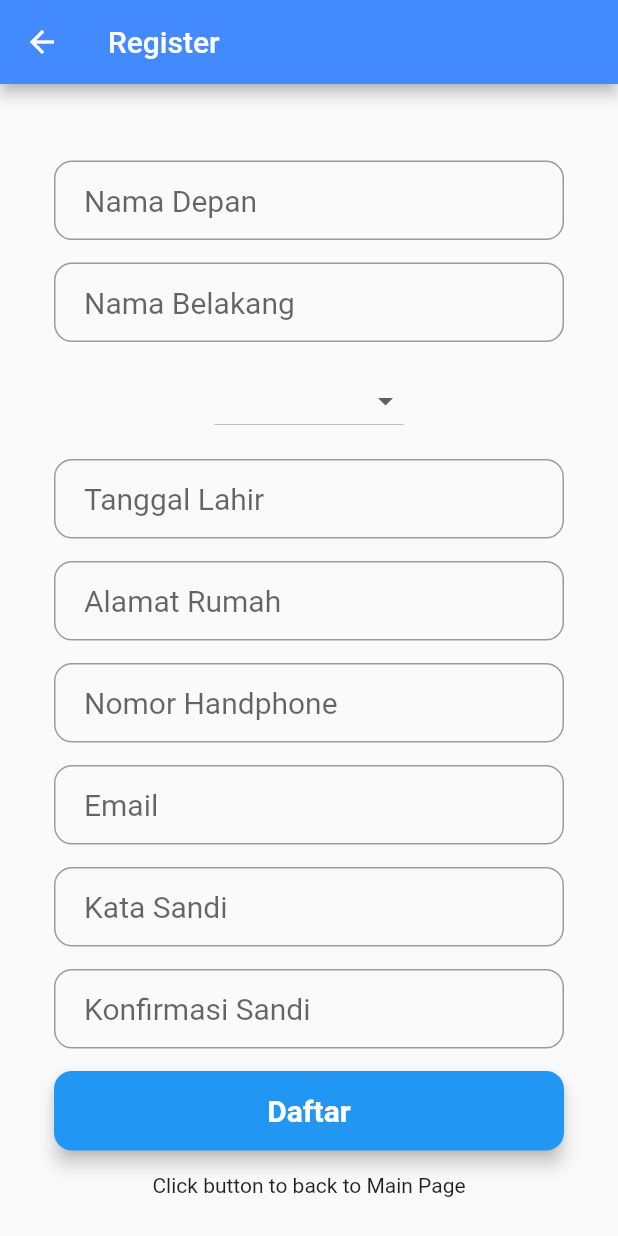
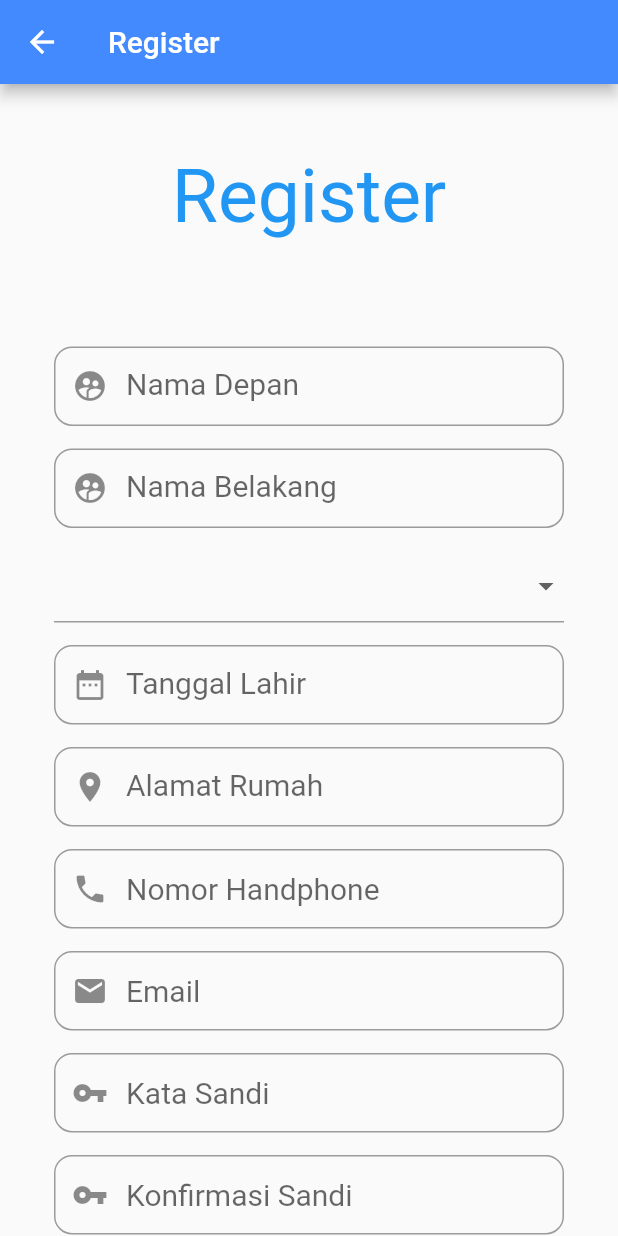
Before and after one commit to bellagithub-cell/ZiCheck, a Flutter app: the Register screen opened directly, on a phone screen of 412 x 824 dp. Run offline on Flutter 3.47's test engine with Material 2 defaults, Android fonts, the phone set to English and light mode, and no system bars; our stand-ins replace shared_preferences; accounts and stored records are empty; Roboto replaces fonts that are missing (Monserrat, Montserrat).

Commit message:
Revisi UI

```diff
--- a/lib/home.dart
+++ b/lib/home.dart
@@ -2,6 +2,7 @@ import 'package:flutter/material.dart';
 import 'history.dart';
 import 'editprofile.dart';
 import 'showalert.dart';
+import 'sidemenu.dart';
 
 class Home extends StatelessWidget {
   @override
@@ -15,6 +16,7 @@ class Home extends StatelessWidget {
         mediaQueryData.size.height - paddingBottom - paddingTop - appBarHeight;
 
     return Scaffold(
+      drawer: NavDrawer(),
       appBar: AppBar(
         title: Text("Menu on Top"),
         actions: <Widget>[
--- a/lib/main.dart
+++ b/lib/main.dart
@@ -1,10 +1,8 @@
-
 import 'dart:math';
-
 import 'package:flutter/gestures.dart';
 import 'package:flutter/material.dart';
 import 'package:zicheckk/login.dart';
-
+import 'register.dart';
 
 void main() {
   runApp(MyApp());
@@ -25,8 +23,6 @@ class MyApp extends StatelessWidget {
   }
 }
 
-
-
 class MyHomePage extends StatefulWidget {
   MyHomePage({Key key, this.title}) : super(key: key);
 
@@ -37,14 +33,24 @@ class MyHomePage extends StatefulWidget {
 }
 
 class _MyHomePageState extends State<MyHomePage> {
-
-
-
   // int _counter = 0;
   TextStyle style = TextStyle(fontFamily: 'Montserrat', fontSize: 20.0);
 
   @override
   Widget build(BuildContext context) {
+    var mediaQueryData = MediaQuery.of(context);
+    final double heightScreen = mediaQueryData.size.height / 5;
+
+    final logo = Padding(
+        padding: EdgeInsets.fromLTRB(0, heightScreen, 0, heightScreen),
+        child: RichText(
+            text: TextSpan(
+                text: "ZiCheck",
+                style: TextStyle(
+                  fontFamily: 'Monserrat',
+                  fontSize: 50,
+                  color: Colors.blue,
+                ))));
 
     final linkLogin = RichText(
       text: TextSpan(
@@ -85,16 +91,14 @@ class _MyHomePageState extends State<MyHomePage> {
         title: Text(widget.title),
       ),
       body: Center(
-
         child: Container(
-
           child: Padding(
               padding: const EdgeInsets.all(36.0),
               child: Column(
                 crossAxisAlignment: CrossAxisAlignment.center,
                 mainAxisAlignment: MainAxisAlignment.center,
                 children: <Widget>[
-
+                  logo,
                   linkLogin,
                   linkRegister,
                 ],
@@ -105,172 +109,168 @@ class _MyHomePageState extends State<MyHomePage> {
   }
 }
 
+// class Register extends StatelessWidget {
+//   @override
+//   Widget build(BuildContext context) {
+//     String _valJenisKelamin; // untuk simpen value gender
+//     List _gender = ["Laki-laki", "Perempuan"];
+//     final namaDepan = TextField(
+//       obscureText: false,
+//       style: TextStyle(fontFamily: 'Montserrat', fontSize: 20.0),
+//       decoration: InputDecoration(
+//           contentPadding: EdgeInsets.fromLTRB(20.0, 15.0, 20.0, 15.0),
+//           hintText: "Nama Depan",
+//           border:
+//               OutlineInputBorder(borderRadius: BorderRadius.circular(12.0))),
+//     );
 
+//     final namaBelakang = TextField(
+//       obscureText: false,
+//       style: TextStyle(fontFamily: 'Montserrat', fontSize: 20.0),
+//       decoration: InputDecoration(
+//           contentPadding: EdgeInsets.fromLTRB(20.0, 15.0, 20.0, 15.0),
+//           hintText: "Nama Belakang",
+//           border:
+//               OutlineInputBorder(borderRadius: BorderRadius.circular(12.0))),
+//     );
 
-class Register extends StatelessWidget {
-  @override
-  Widget build(BuildContext context) {
-    String _valJenisKelamin; // untuk simpen value gender
-    List _gender = ["Laki-laki", "Perempuan"];
-    final namaDepan = TextField(
-      obscureText: false,
-      style: TextStyle(fontFamily: 'Montserrat', fontSize: 20.0),
-      decoration: InputDecoration(
-          contentPadding: EdgeInsets.fromLTRB(20.0, 15.0, 20.0, 15.0),
-          hintText: "Nama Depan",
-          border:
-              OutlineInputBorder(borderRadius: BorderRadius.circular(12.0))),
-    );
+//     final jenisKelamin = DropdownButton(
+//       style: TextStyle(
+//           fontFamily: 'Montserrat', fontSize: 20.0, color: Colors.black),
+//       value: _valJenisKelamin,
+//       items: _gender.map((value) {
+//         return DropdownMenuItem(
+//           child: Text(value),
+//           value: value,
+//         );
+//       }).toList(),
+//       onChanged: (value) {
+//         // setState(() {
+//         _valJenisKelamin = value;
+//         // });
+//       },
+//     );
 
-    final namaBelakang = TextField(
-      obscureText: false,
-      style: TextStyle(fontFamily: 'Montserrat', fontSize: 20.0),
-      decoration: InputDecoration(
-          contentPadding: EdgeInsets.fromLTRB(20.0, 15.0, 20.0, 15.0),
-          hintText: "Nama Belakang",
-          border:
-              OutlineInputBorder(borderRadius: BorderRadius.circular(12.0))),
-    );
+//     final tanggalLahir = TextField(
+//       obscureText: false,
+//       style: TextStyle(fontFamily: 'Montserrat', fontSize: 20.0),
+//       decoration: InputDecoration(
+//           contentPadding: EdgeInsets.fromLTRB(20.0, 15.0, 20.0, 15.0),
+//           hintText: "Tanggal Lahir",
+//           border:
+//               OutlineInputBorder(borderRadius: BorderRadius.circular(12.0))),
+//     );
 
-    final jenisKelamin = DropdownButton(
-      style: TextStyle(
-          fontFamily: 'Montserrat', fontSize: 20.0, color: Colors.black),
-      value: _valJenisKelamin,
-      items: _gender.map((value) {
-        return DropdownMenuItem(
-          child: Text(value),
-          value: value,
-        );
-      }).toList(),
-      onChanged: (value) {
-        // setState(() {
-        _valJenisKelamin = value;
-        // });
-      },
-    );
+//     final alamatRumah = TextField(
+//       obscureText: false,
+//       style: TextStyle(fontFamily: 'Montserrat', fontSize: 20.0),
+//       decoration: InputDecoration(
+//           contentPadding: EdgeInsets.fromLTRB(20.0, 15.0, 20.0, 15.0),
+//           hintText: "Alamat Rumah",
+//           border:
+//               OutlineInputBorder(borderRadius: BorderRadius.circular(12.0))),
+//     );
 
-    final tanggalLahir = TextField(
-      obscureText: false,
-      style: TextStyle(fontFamily: 'Montserrat', fontSize: 20.0),
-      decoration: InputDecoration(
-          contentPadding: EdgeInsets.fromLTRB(20.0, 15.0, 20.0, 15.0),
-          hintText: "Tanggal Lahir",
-          border:
-              OutlineInputBorder(borderRadius: BorderRadius.circular(12.0))),
-    );
+//     final nomorHandphone = TextField(
+//       obscureText: false,
+//       style: TextStyle(fontFamily: 'Montserrat', fontSize: 20.0),
+//       decoration: InputDecoration(
+//           contentPadding: EdgeInsets.fromLTRB(20.0, 15.0, 20.0, 15.0),
+//           hintText: "Nomor Handphone",
+//           border:
+//               OutlineInputBorder(borderRadius: BorderRadius.circular(12.0))),
+//     );
 
-    final alamatRumah = TextField(
-      obscureText: false,
-      style: TextStyle(fontFamily: 'Montserrat', fontSize: 20.0),
-      decoration: InputDecoration(
-          contentPadding: EdgeInsets.fromLTRB(20.0, 15.0, 20.0, 15.0),
-          hintText: "Alamat Rumah",
-          border:
-              OutlineInputBorder(borderRadius: BorderRadius.circular(12.0))),
-    );
+//     final emailField = TextField(
+//       obscureText: false,
+//       style: TextStyle(fontFamily: 'Montserrat', fontSize: 20.0),
+//       decoration: InputDecoration(
+//           contentPadding: EdgeInsets.fromLTRB(20.0, 15.0, 20.0, 15.0),
+//           hintText: "Email",
+//           border:
+//               OutlineInputBorder(borderRadius: BorderRadius.circular(12.0))),
+//     );
 
-    final nomorHandphone = TextField(
-      obscureText: false,
-      style: TextStyle(fontFamily: 'Montserrat', fontSize: 20.0),
-      decoration: InputDecoration(
-          contentPadding: EdgeInsets.fromLTRB(20.0, 15.0, 20.0, 15.0),
-          hintText: "Nomor Handphone",
-          border:
-              OutlineInputBorder(borderRadius: BorderRadius.circular(12.0))),
-    );
+//     final passwordField = TextField(
+//       obscureText: true,
+//       style: TextStyle(fontFamily: 'Montserrat', fontSize: 20.0),
+//       decoration: InputDecoration(
+//           contentPadding: EdgeInsets.fromLTRB(20.0, 15.0, 20.0, 15.0),
+//           hintText: "Kata Sandi",
+//           border:
+//               OutlineInputBorder(borderRadius: BorderRadius.circular(12.0))),
+//     );
 
-    final emailField = TextField(
-      obscureText: false,
-      style: TextStyle(fontFamily: 'Montserrat', fontSize: 20.0),
-      decoration: InputDecoration(
-          contentPadding: EdgeInsets.fromLTRB(20.0, 15.0, 20.0, 15.0),
-          hintText: "Email",
-          border:
-              OutlineInputBorder(borderRadius: BorderRadius.circular(12.0))),
-    );
+//     final confirmpasswordField = TextField(
+//       obscureText: true,
+//       style: TextStyle(fontFamily: 'Montserrat', fontSize: 20.0),
+//       decoration: InputDecoration(
+//           contentPadding: EdgeInsets.fromLTRB(20.0, 15.0, 20.0, 15.0),
+//           hintText: "Konfirmasi Sandi",
+//           border:
+//               OutlineInputBorder(borderRadius: BorderRadius.circular(12.0))),
+//     );
 
-    final passwordField = TextField(
-      obscureText: true,
-      style: TextStyle(fontFamily: 'Montserrat', fontSize: 20.0),
-      decoration: InputDecoration(
-          contentPadding: EdgeInsets.fromLTRB(20.0, 15.0, 20.0, 15.0),
-          hintText: "Kata Sandi",
-          border:
-              OutlineInputBorder(borderRadius: BorderRadius.circular(12.0))),
-    );
+//     final registerButton = Material(
+//       elevation: 5.0,
+//       borderRadius: BorderRadius.circular(12.0),
+//       color: Colors.blue,
+//       child: MaterialButton(
+//         minWidth: MediaQuery.of(context).size.width,
+//         padding: EdgeInsets.fromLTRB(20.0, 15.0, 20.0, 15.0),
+//         onPressed: () {},
+//         child: Text("Daftar",
+//             textAlign: TextAlign.center,
+//             style: TextStyle(fontFamily: 'Montserrat', fontSize: 20.0)
+//                 .copyWith(color: Colors.white, fontWeight: FontWeight.bold)),
+//       ),
+//     );
 
-    final confirmpasswordField = TextField(
-      obscureText: true,
-      style: TextStyle(fontFamily: 'Montserrat', fontSize: 20.0),
-      decoration: InputDecoration(
-          contentPadding: EdgeInsets.fromLTRB(20.0, 15.0, 20.0, 15.0),
-          hintText: "Konfirmasi Sandi",
-          border:
-              OutlineInputBorder(borderRadius: BorderRadius.circular(12.0))),
-    );
-
-    final registerButton = Material(
-      elevation: 5.0,
-      borderRadius: BorderRadius.circular(12.0),
-      color: Colors.blue,
-      child: MaterialButton(
-        minWidth: MediaQuery.of(context).size.width,
-        padding: EdgeInsets.fromLTRB(20.0, 15.0, 20.0, 15.0),
-        onPressed: () {
-
-        },
-        child: Text("Daftar",
-            textAlign: TextAlign.center,
-            style: TextStyle(fontFamily: 'Montserrat', fontSize: 20.0)
-                .copyWith(color: Colors.white, fontWeight: FontWeight.bold)),
-      ),
-    );
-
-    return Scaffold(
-      appBar: AppBar(
-        title: Text('Register'),
-        backgroundColor: Colors.blueAccent,
-      ),
-      body: SingleChildScrollView(
-        child: Container(
-          child: Padding(
-            padding: const EdgeInsets.all(36.0),
-            child: Column(
-              crossAxisAlignment: CrossAxisAlignment.center,
-              mainAxisAlignment: MainAxisAlignment.center,
-              children: <Widget>[
-                //untuk email
-                SizedBox(height: 15.0),
-                namaDepan,
-                SizedBox(height: 15.0),
-                namaBelakang,
-                SizedBox(height: 15.0),
-                jenisKelamin,
-                SizedBox(height: 15.0),
-                tanggalLahir,
-                SizedBox(height: 15.0),
-                alamatRumah,
-                SizedBox(height: 15.0),
-                nomorHandphone,
-                SizedBox(height: 15.0),
-                emailField,
-                SizedBox(height: 15.0),
-                passwordField,
-                SizedBox(height: 15.0),
-                confirmpasswordField,
-                SizedBox(height: 15.0),
-                registerButton,
-                SizedBox(height: 15.0),
-                Text('Click button to back to Main Page'),
-              ],
-            ),
-          ),
-        ),
-      ),
-    );
-    // throw UnimplementedError();
-  }
-}
+//     return Scaffold(
+//       appBar: AppBar(
+//         title: Text('Register'),
+//         backgroundColor: Colors.blueAccent,
+//       ),
+//       body: SingleChildScrollView(
+//         child: Container(
+//           child: Padding(
+//             padding: const EdgeInsets.all(36.0),
+//             child: Column(
+//               crossAxisAlignment: CrossAxisAlignment.center,
+//               mainAxisAlignment: MainAxisAlignment.center,
+//               children: <Widget>[
+//                 //untuk email
+//                 SizedBox(height: 15.0),
+//                 namaDepan,
+//                 SizedBox(height: 15.0),
+//                 namaBelakang,
+//                 SizedBox(height: 15.0),
+//                 jenisKelamin,
+//                 SizedBox(height: 15.0),
+//                 tanggalLahir,
+//                 SizedBox(height: 15.0),
+//                 alamatRumah,
+//                 SizedBox(height: 15.0),
+//                 nomorHandphone,
+//                 SizedBox(height: 15.0),
+//                 emailField,
+//                 SizedBox(height: 15.0),
+//                 passwordField,
+//                 SizedBox(height: 15.0),
+//                 confirmpasswordField,
+//                 SizedBox(height: 15.0),
+//                 registerButton,
+//                 SizedBox(height: 15.0),
+//                 Text('Click button to back to Main Page'),
+//               ],
+//             ),
+//           ),
+//         ),
+//       ),
+//     );
+//     // throw UnimplementedError();
+//   }
+// }
 
 class SubPage extends StatelessWidget {
   @override
--- a/lib/register.dart
+++ b/lib/register.dart
@@ -1,26 +1,52 @@
 import 'package:flutter/material.dart';
+import 'home.dart';
 
-class Register extends StatelessWidget {
+class Register extends StatefulWidget {
+  @override
+  _Register createState() => _Register();
+}
+
+class _Register extends State<Register> {
+  var dateCtl = TextEditingController();
   @override
   Widget build(BuildContext context) {
     String _valJenisKelamin; // untuk simpen value gender
     List _gender = ["Laki-laki", "Perempuan"];
-    final namaDepan = TextField(
+    var mediaQueryData = MediaQuery.of(context);
+    final double heightScreen = mediaQueryData.size.height / 15;
+    DateTime _datePicked;
+
+    final register = Padding(
+        padding: EdgeInsets.fromLTRB(0, 10, 0, heightScreen),
+        child: RichText(
+            text: TextSpan(
+                text: "Register",
+                style: TextStyle(
+                  fontFamily: 'Monserrat',
+                  fontSize: 50,
+                  color: Colors.blue,
+                ))));
+
+    final namaDepan = TextFormField(
       obscureText: false,
       style: TextStyle(fontFamily: 'Montserrat', fontSize: 20.0),
       decoration: InputDecoration(
           contentPadding: EdgeInsets.fromLTRB(20.0, 15.0, 20.0, 15.0),
           hintText: "Nama Depan",
+          labelText: "Nama Depan",
+          prefixIcon: Icon(Icons.supervised_user_circle),
           border:
               OutlineInputBorder(borderRadius: BorderRadius.circular(12.0))),
     );
 
-    final namaBelakang = TextField(
+    final namaBelakang = TextFormField(
       obscureText: false,
       style: TextStyle(fontFamily: 'Montserrat', fontSize: 20.0),
       decoration: InputDecoration(
           contentPadding: EdgeInsets.fromLTRB(20.0, 15.0, 20.0, 15.0),
           hintText: "Nama Belakang",
+          labelText: "Nama Belakang",
+          prefixIcon: Icon(Icons.supervised_user_circle),
           border:
               OutlineInputBorder(borderRadius: BorderRadius.circular(12.0))),
     );
@@ -42,23 +68,50 @@ class Register extends StatelessWidget {
       },
     );
 
-    final tanggalLahir = TextField(
-      obscureText: false,
-      keyboardType: TextInputType.datetime,
-      style: TextStyle(fontFamily: 'Montserrat', fontSize: 20.0),
-      decoration: InputDecoration(
-          contentPadding: EdgeInsets.fromLTRB(20.0, 15.0, 20.0, 15.0),
-          hintText: "Tanggal Lahir",
-          border:
-              OutlineInputBorder(borderRadius: BorderRadius.circular(12.0))),
-    );
+    Future<Null> _showDatePicker(BuildContext context) async {
+      final DateTime picked = await showDatePicker(
+          context: context,
+          initialDate: DateTime.now(),
+          firstDate: DateTime(1950),
+          lastDate: DateTime.now());
+      if (picked != null && picked != DateTime.now()) {
+        print("hallloooo $picked");
+        setState(() {
+          _datePicked = picked;
+          dateCtl.text = "${_datePicked.toLocal()}".split(' ')[0];
+          print(dateCtl.text);
+        });
+      }
+    }
+
+    final tanggalLahir = GestureDetector(
+        child: TextFormField(
+            obscureText: false,
+            controller: dateCtl,
+            style: TextStyle(fontFamily: 'Montserrat', fontSize: 20.0),
+            decoration: InputDecoration(
+                prefixIcon: Icon(Icons.date_range),
+                contentPadding: EdgeInsets.fromLTRB(20.0, 15.0, 20.0, 15.0),
+                // hintText: "Tanggal Lahir",
+                labelText: "Tanggal Lahir",
+                border: OutlineInputBorder(
+                    borderRadius: BorderRadius.circular(12.0))),
+            onTap: () {
+              FocusScope.of(context).requestFocus(new FocusNode());
+              _showDatePicker(context);
+              dateCtl.text = "${_datePicked.toLocal()}".split(' ')[0];
+            }));
 
     final alamatRumah = TextField(
       obscureText: false,
+      keyboardType: TextInputType.multiline,
+      maxLines: null,
       style: TextStyle(fontFamily: 'Montserrat', fontSize: 20.0),
       decoration: InputDecoration(
           contentPadding: EdgeInsets.fromLTRB(20.0, 15.0, 20.0, 15.0),
           hintText: "Alamat Rumah",
+          labelText: "Alamat Rumah",
+          prefixIcon: Icon(Icons.location_on),
           border:
               OutlineInputBorder(borderRadius: BorderRadius.circular(12.0))),
     );
@@ -70,6 +123,7 @@ class Register extends StatelessWidget {
       decoration: InputDecoration(
           contentPadding: EdgeInsets.fromLTRB(20.0, 15.0, 20.0, 15.0),
           hintText: "Nomor Handphone",
+          prefixIcon: Icon(Icons.phone),
           border:
               OutlineInputBorder(borderRadius: BorderRadius.circular(12.0))),
     );
@@ -81,6 +135,7 @@ class Register extends StatelessWidget {
       decoration: InputDecoration(
           contentPadding: EdgeInsets.fromLTRB(20.0, 15.0, 20.0, 15.0),
           hintText: "Email",
+          prefixIcon: Icon(Icons.email),
           border:
               OutlineInputBorder(borderRadius: BorderRadius.circular(12.0))),
     );
@@ -91,6 +146,7 @@ class Register extends StatelessWidget {
       decoration: InputDecoration(
           contentPadding: EdgeInsets.fromLTRB(20.0, 15.0, 20.0, 15.0),
           hintText: "Kata Sandi",
+          prefixIcon: Icon(Icons.vpn_key),
           border:
               OutlineInputBorder(borderRadius: BorderRadius.circular(12.0))),
     );
@@ -101,6 +157,7 @@ class Register extends StatelessWidget {
       decoration: InputDecoration(
           contentPadding: EdgeInsets.fromLTRB(20.0, 15.0, 20.0, 15.0),
           hintText: "Konfirmasi Sandi",
+          prefixIcon: Icon(Icons.vpn_key),
           border:
               OutlineInputBorder(borderRadius: BorderRadius.circular(12.0))),
     );
@@ -113,10 +170,10 @@ class Register extends StatelessWidget {
         minWidth: MediaQuery.of(context).size.width,
         padding: EdgeInsets.fromLTRB(20.0, 15.0, 20.0, 15.0),
         onPressed: () {
-          // Navigator.push(
-          //   context,
-          //   MaterialPageRoute(builder: (context) => Login()),
-          // );
+          Navigator.push(
+            context,
+            MaterialPageRoute(builder: (context) => Home()),
+          );
         },
         child: Text("Daftar",
             textAlign: TextAlign.center,
@@ -138,6 +195,7 @@ class Register extends StatelessWidget {
               crossAxisAlignment: CrossAxisAlignment.center,
               mainAxisAlignment: MainAxisAlignment.center,
               children: <Widget>[
+                register,
                 //untuk email
                 SizedBox(height: 15.0),
                 namaDepan,
```
Also changed, not shown: lib/login.dart (+31 -10 lines), lib/sidemenu.dart (added, +48 -0 lines).
